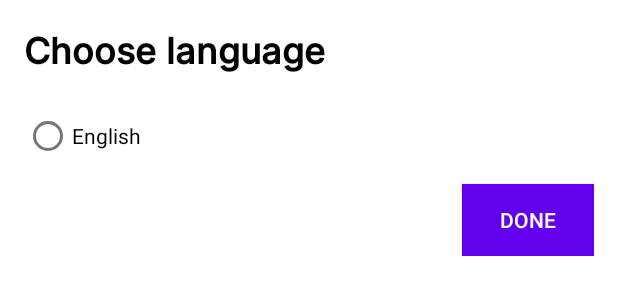
After one commit to NguyenTienHung2109/SARD-app, an Android app: the layout language_dialog.xml on its own in the app's theme, with its tools: preview values and no code run, on a phone screen of 412 x 824 dp. The commit adds this screen. Shown: the top 300 px of the screen. Run offline under Robolectric (Android 15) with nearby library versions, the phone set to English and light mode, and no system bars.

Commit message:
add action after click on languagebutton and faq button, add language_dialog UI

```diff
--- /dev/null
+++ b/app/src/main/res/layout/language_dialog.xml
@@ -0,0 +1,48 @@
+<?xml version="1.0" encoding="utf-8"?>
+<LinearLayout xmlns:android="http://schemas.android.com/apk/res/android"
+    android:layout_width="match_parent"
+    android:layout_height="wrap_content"
+    android:layout_margin="16dp"
+    android:minWidth="250dp"
+    android:orientation="vertical">
+
+    <TextView
+        android:id="@+id/forgotPasswordHeader"
+        android:layout_width="wrap_content"
+        android:layout_height="wrap_content"
+        android:layout_marginBottom="16dp"
+        android:fontFamily="@font/inter_medium"
+        android:text="Choose language"
+        android:textColor="@color/black"
+        android:textSize="24sp"
+        android:textStyle="bold" />
+
+    <LinearLayout
+        android:layout_width="match_parent"
+        android:layout_height="wrap_content"
+        android:orientation="vertical">
+
+        <RadioGroup
+            android:layout_width="match_parent"
+            android:layout_height="match_parent">
+
+            <RadioButton
+                android:id="@+id/engBtn"
+                android:layout_width="match_parent"
+                android:layout_height="wrap_content"
+                android:text="English" />
+
+        </RadioGroup>
+    </LinearLayout>
+
+    <Button
+        android:id="@+id/saveBtn"
+        style="@style/Widget.AppCompat.Button"
+        android:layout_width="wrap_content"
+        android:layout_height="wrap_content"
+        android:layout_gravity="end"
+        android:layout_marginTop="8dp"
+        android:background="@color/colorPrimary"
+        android:text="Done"
+        android:textColor="@color/white" />
+</LinearLayout>
```
Also changed, not shown: app/src/main/java/com/example/myapplication/view/setting/SettingFragment.java (+42 -0 lines).
